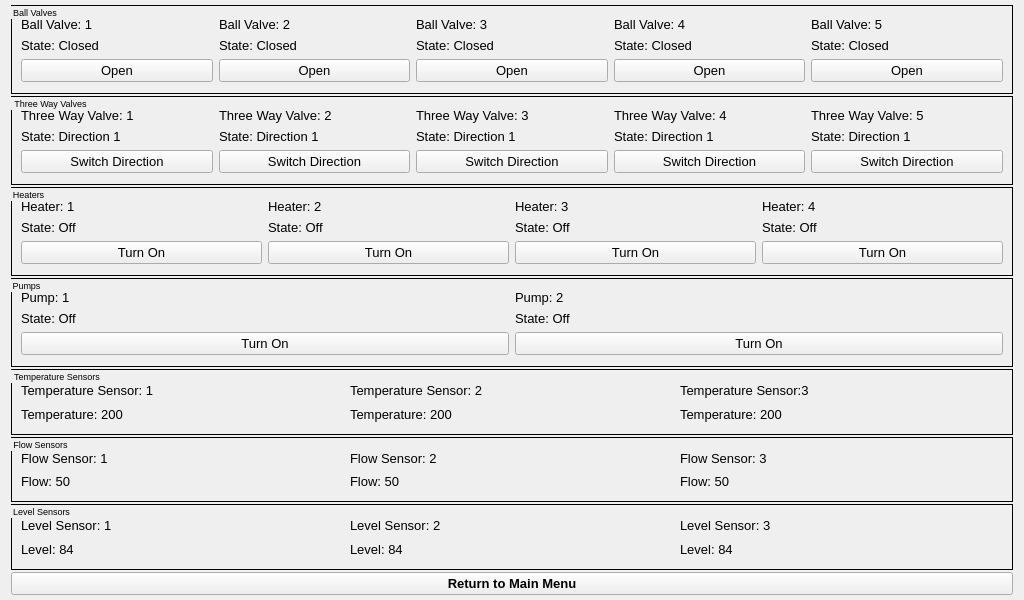
Above: autobrewer/GUI/UI Files/DeviceStatus.ui from drmwve/Capstone-Project before the change. Below: the same form after it.
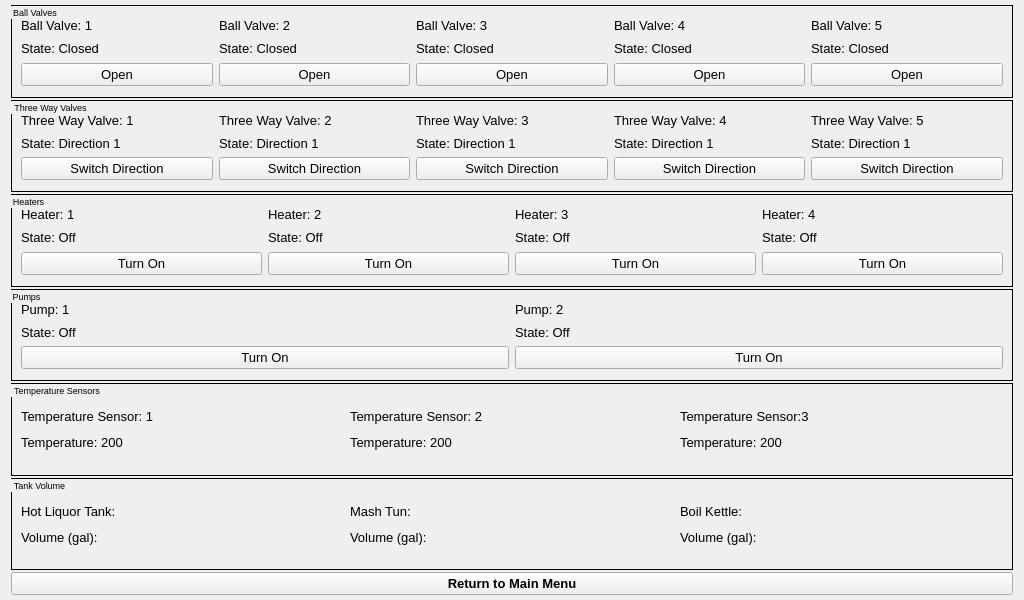
That is the form after the change.

Commit message: Remove flow/level sensors and replace with tank volume.

```diff
--- a/autobrewer/GUI/UI Files/DeviceStatus.ui
+++ b/autobrewer/GUI/UI Files/DeviceStatus.ui
@@ -1204,7 +1204,7 @@
       <string>QGroupBox {border: 1px solid black}</string>
      </property>
      <property name="title">
-      <string>Flow Sensors</string>
+      <string>Tank Volume</string>
      </property>
      <layout class="QVBoxLayout" name="verticalLayout_5">
       <item>
@@ -1229,7 +1229,7 @@
            </font>
           </property>
           <property name="text">
-           <string>Flow: 50</string>
+           <string>Volume (gal):</string>
           </property>
          </widget>
         </item>
@@ -1247,7 +1247,7 @@
            </font>
           </property>
           <property name="text">
-           <string>Flow: 50</string>
+           <string>Volume (gal):</string>
           </property>
          </widget>
         </item>
@@ -1265,7 +1265,7 @@
            </font>
           </property>
           <property name="text">
-           <string>Flow Sensor: 3</string>
+           <string>Boil Kettle:</string>
           </property>
          </widget>
         </item>
@@ -1283,7 +1283,7 @@
            </font>
           </property>
           <property name="text">
-           <string>Flow Sensor: 2</string>
+           <string>Mash Tun:</string>
           </property>
          </widget>
         </item>
@@ -1301,7 +1301,7 @@
            </font>
           </property>
           <property name="text">
-           <string>Flow: 50</string>
+           <string>Volume (gal):</string>
           </property>
          </widget>
         </item>
@@ -1319,142 +1319,7 @@
            </font>
           </property>
           <property name="text">
-           <string>Flow Sensor: 1</string>
-          </property>
-         </widget>
-        </item>
-       </layout>
-      </item>
-     </layout>
-    </widget>
-   </item>
-   <item>
-    <widget class="QGroupBox" name="LevelSensGroupBox">
-     <property name="font">
-      <font>
-       <pointsize>7</pointsize>
-      </font>
-     </property>
-     <property name="styleSheet">
-      <string>QGroupBox {border: 1px solid black}</string>
-     </property>
-     <property name="title">
-      <string>Level Sensors</string>
-     </property>
-     <layout class="QVBoxLayout" name="verticalLayout_6">
-      <item>
-       <layout class="QGridLayout" name="LevelSensLayout">
-        <property name="topMargin">
-         <number>2</number>
-        </property>
-        <property name="bottomMargin">
-         <number>2</number>
-        </property>
-        <item row="1" column="0">
-         <widget class="QLabel" name="LevelSens1State">
-          <property name="maximumSize">
-           <size>
-            <width>16777215</width>
-            <height>20</height>
-           </size>
-          </property>
-          <property name="font">
-           <font>
-            <pointsize>10</pointsize>
-           </font>
-          </property>
-          <property name="text">
-           <string>Level: 84</string>
-          </property>
-         </widget>
-        </item>
-        <item row="1" column="1">
-         <widget class="QLabel" name="LevelSens2State">
-          <property name="maximumSize">
-           <size>
-            <width>16777215</width>
-            <height>20</height>
-           </size>
-          </property>
-          <property name="font">
-           <font>
-            <pointsize>10</pointsize>
-           </font>
-          </property>
-          <property name="text">
-           <string>Level: 84</string>
-          </property>
-         </widget>
-        </item>
-        <item row="0" column="2">
-         <widget class="QLabel" name="LevelSens3Label">
-          <property name="maximumSize">
-           <size>
-            <width>16777215</width>
-            <height>20</height>
-           </size>
-          </property>
-          <property name="font">
-           <font>
-            <pointsize>10</pointsize>
-           </font>
-          </property>
-          <property name="text">
-           <string>Level Sensor: 3</string>
-          </property>
-         </widget>
-        </item>
-        <item row="0" column="0">
-         <widget class="QLabel" name="LevelSens1Label">
-          <property name="maximumSize">
-           <size>
-            <width>16777215</width>
-            <height>20</height>
-           </size>
-          </property>
-          <property name="font">
-           <font>
-            <pointsize>10</pointsize>
-           </font>
-          </property>
-          <property name="text">
-           <string>Level Sensor: 1</string>
-          </property>
-         </widget>
-        </item>
-        <item row="0" column="1">
-         <widget class="QLabel" name="LevelSens2Label">
-          <property name="maximumSize">
-           <size>
-            <width>16777215</width>
-            <height>20</height>
-           </size>
-          </property>
-          <property name="font">
-           <font>
-            <pointsize>10</pointsize>
-           </font>
-          </property>
-          <property name="text">
-           <string>Level Sensor: 2</string>
-          </property>
-         </widget>
-        </item>
-        <item row="1" column="2">
-         <widget class="QLabel" name="LevelSens3State">
-          <property name="maximumSize">
-           <size>
-            <width>16777215</width>
-            <height>20</height>
-           </size>
-          </property>
-          <property name="font">
-           <font>
-            <pointsize>10</pointsize>
-           </font>
-          </property>
-          <property name="text">
-           <string>Level: 84</string>
+           <string>Hot Liquor Tank:</string>
           </property>
          </widget>
         </item>
```
Left out of the diff: 16 changed lines with no effect on the pictures.
